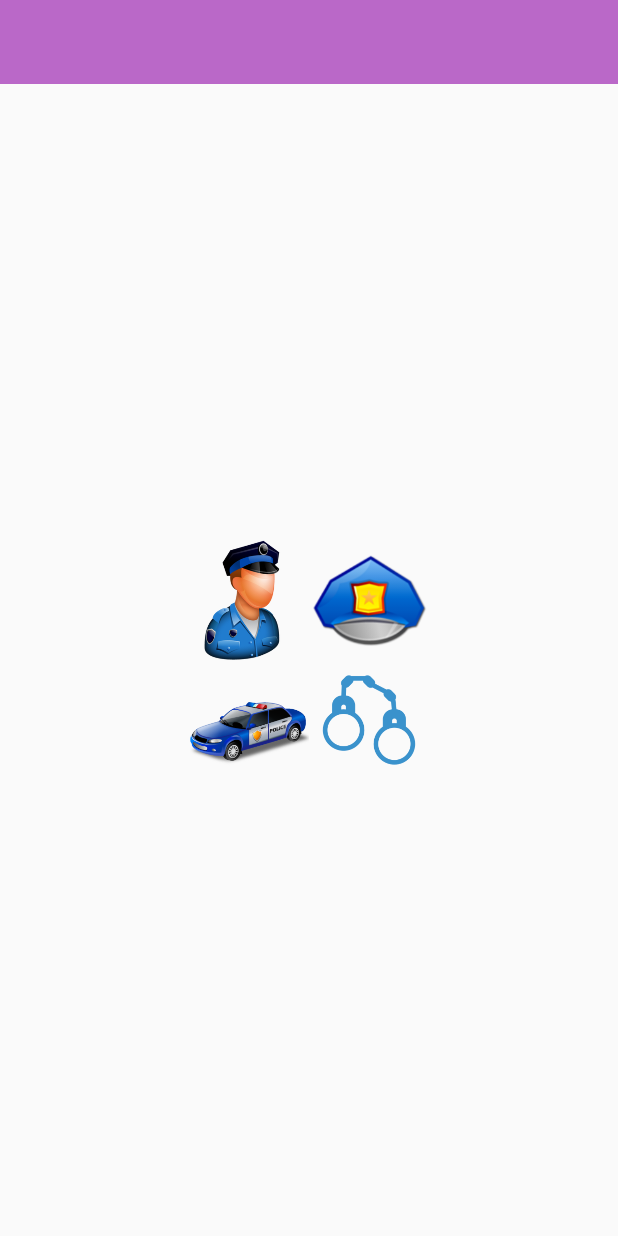
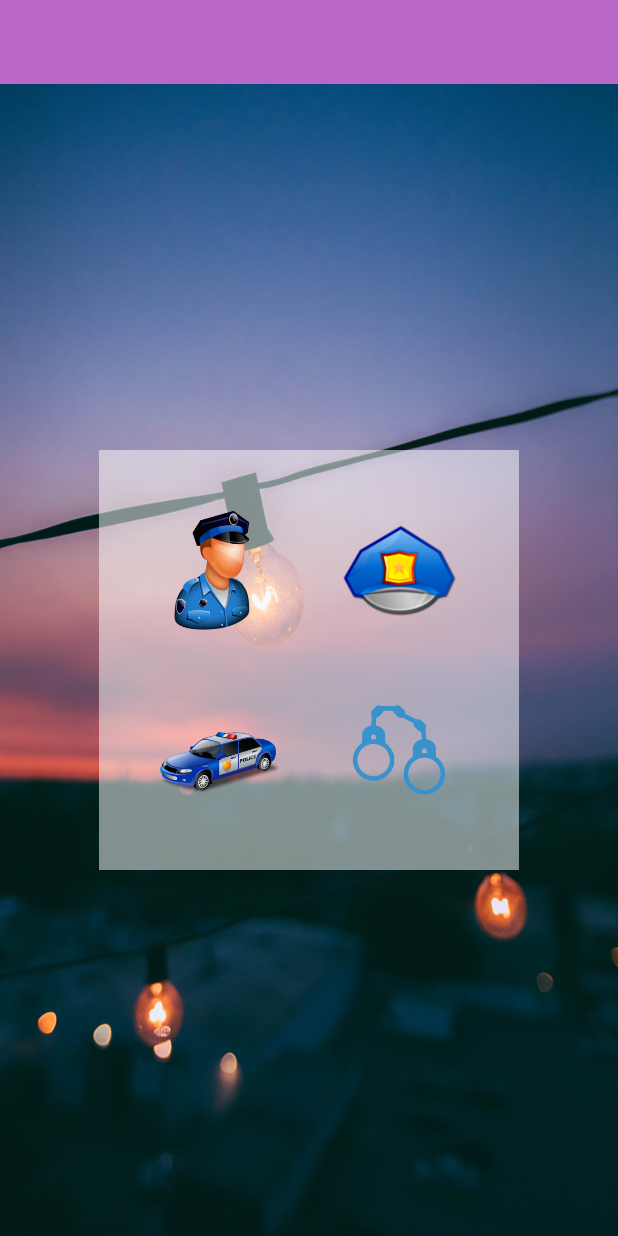
Before and after one commit to NamwanWg/EmerCall1, an Android app: the screen it shows after launch (MainActivity), on a phone screen of 412 x 824 dp. Run offline under Robolectric (Android 15) with nearby library versions, the phone set to English and light mode, and no system bars.

Commit message:
Setup Wallpaper

```diff
--- a/app/src/main/res/layout/activity_main.xml
+++ b/app/src/main/res/layout/activity_main.xml
@@ -18,11 +18,25 @@
         android:layout_width="match_parent"
         android:layout_height="?attr/actionBarSize"></android.support.v7.widget.Toolbar>
 
-    <!--Fragment-->
-    <FrameLayout
-        android:id="@+id/contentFragment"
-        android:layout_width="match_parent"
-        android:layout_height="match_parent"/>
+        <RelativeLayout
+            android:layout_width="match_parent"
+            android:layout_height="match_parent">
+
+            <!--Wallpaper-->
+            <ImageView
+                android:scaleType="fitXY"
+                android:src="@drawable/bg1"
+                android:layout_width="match_parent"
+                android:layout_height="match_parent" />
+
+            <!--Fragment-->
+            <FrameLayout
+                android:id="@+id/contentFragment"
+                android:layout_width="match_parent"
+                android:layout_height="match_parent"/>
+
+        </RelativeLayout>
+
 
     </LinearLayout>
 
--- a/app/src/main/res/layout/fragment_police.xml
+++ b/app/src/main/res/layout/fragment_police.xml
@@ -5,6 +5,7 @@
 
     <!--Red Layout-->
     <LinearLayout
+        android:background="#82ffffff"
         android:padding="20dp"
         android:layout_centerInParent="true"
         android:orientation="vertical"
@@ -18,6 +19,7 @@
 
             <!--Green Layout-->
             <RelativeLayout
+                android:layout_margin="@dimen/margin"
                 android:layout_width="@dimen/icon"
                 android:layout_height="@dimen/icon">
 
@@ -35,6 +37,7 @@
 
             <!--Green Layout-->
             <RelativeLayout
+                android:layout_margin="@dimen/margin"
                 android:layout_width="@dimen/icon"
                 android:layout_height="@dimen/icon"
                 android:layout_alignParentBottom="true"
@@ -64,6 +67,7 @@
 
             <!--Green Layout-->
             <RelativeLayout
+                android:layout_margin="@dimen/margin"
                 android:layout_width="@dimen/icon"
                 android:layout_height="@dimen/icon">
 
@@ -77,6 +81,7 @@
 
             <!--Green Layout-->
             <RelativeLayout
+                android:layout_margin="@dimen/margin"
                 android:layout_width="@dimen/icon"
                 android:layout_height="@dimen/icon">
 
--- a/app/src/main/res/values/dimens.xml
+++ b/app/src/main/res/values/dimens.xml
@@ -1,4 +1,5 @@
 <?xml version="1.0" encoding="utf-8"?>
 <resources>
     <dimen name="icon">80dp</dimen>
+    <dimen name="margin">20dp</dimen>
 </resources>
```
Also changed, not shown: app/src/main/res/drawable/bg1.png (added).
